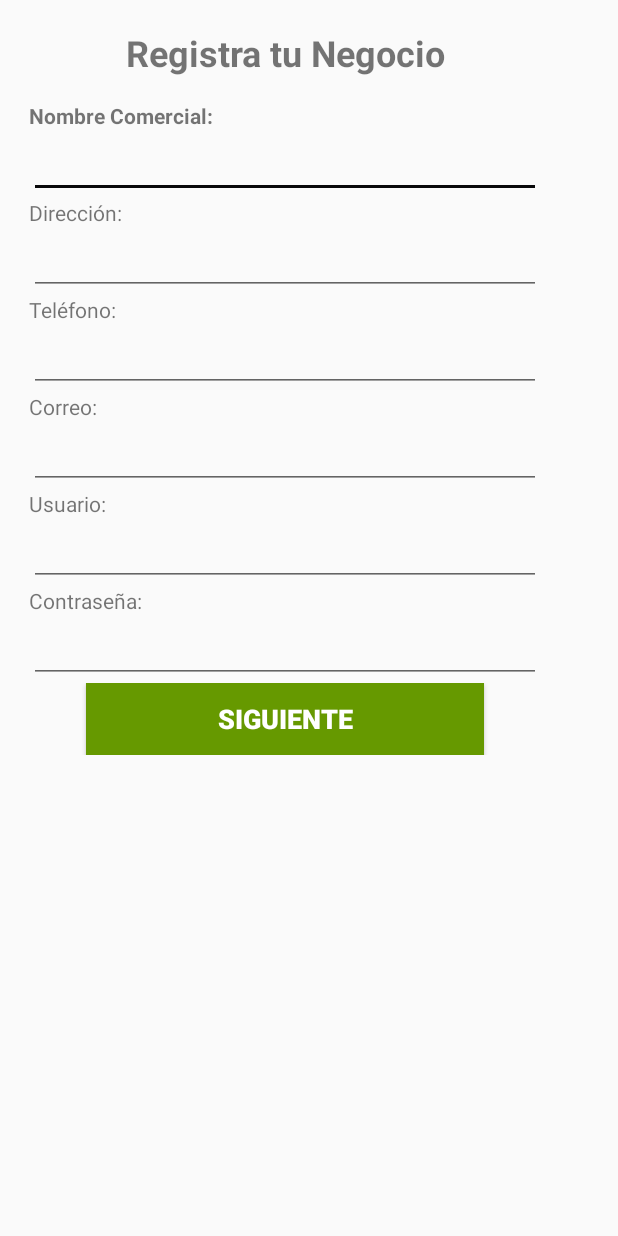
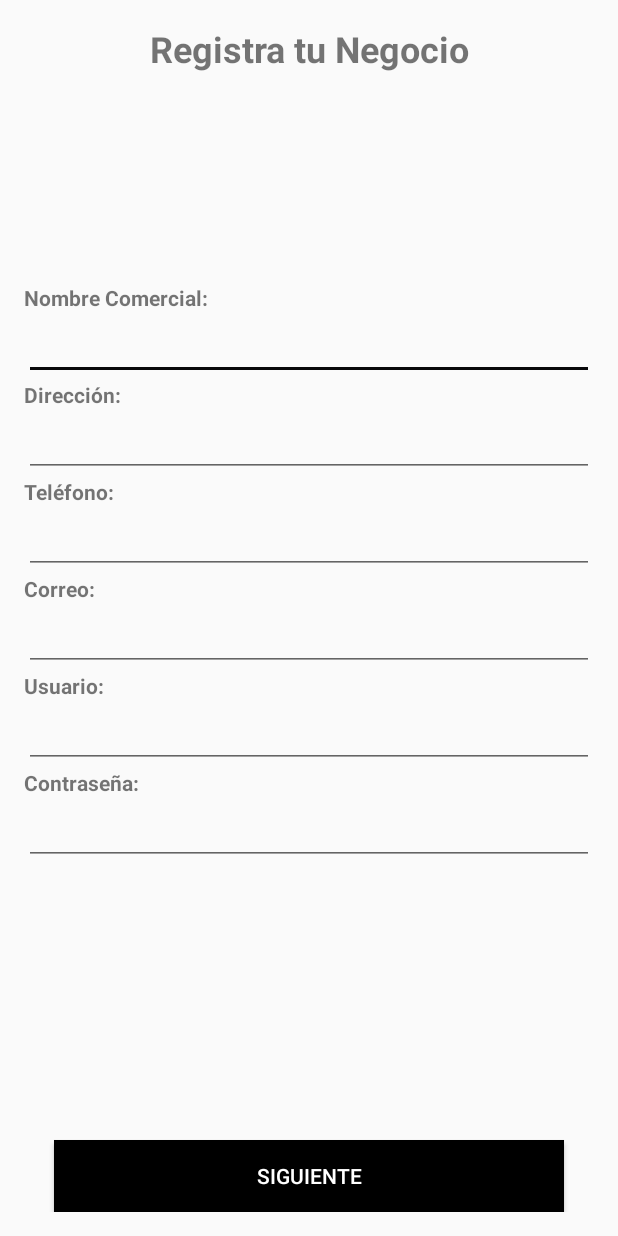
Before and after one commit to zariel66/IntegradoraTalleresGuayaquil, an Android app: the layout activity_signup_workshop.xml on its own in the app's theme, with its tools: preview values and no code run, on a phone screen of 412 x 824 dp. Run offline under Robolectric (Android 15) with nearby library versions, the phone set to English and light mode, and no system bars.

Commit message:
[FIX] layout to acitivity signup workshop

```diff
--- a/integradoramovil/TallerGuayaquil/app/src/main/res/layout/activity_signup_workshop.xml
+++ b/integradoramovil/TallerGuayaquil/app/src/main/res/layout/activity_signup_workshop.xml
@@ -1,37 +1,17 @@
 <?xml version="1.0" encoding="utf-8"?>
-<android.support.constraint.ConstraintLayout xmlns:android="http://schemas.android.com/apk/res/android"
+<RelativeLayout
+    xmlns:android="http://schemas.android.com/apk/res/android"
     xmlns:app="http://schemas.android.com/apk/res-auto"
     xmlns:tools="http://schemas.android.com/tools"
     android:layout_width="match_parent"
     android:layout_height="match_parent"
-    tools:context="com.example.karen.tallerguayaquil.activities.SignupWorkshopActivity">
-
-    <ScrollView
-        android:layout_width="380dp"
-        android:layout_height="507dp"
-        tools:layout_editor_absoluteX="2dp"
-        tools:layout_editor_absoluteY="2dp">
-
-        <LinearLayout
-            android:layout_width="match_parent"
-            android:layout_height="wrap_content"
-            android:layout_gravity="center_vertical"
-            android:gravity="center_horizontal"
-            android:orientation="vertical"
-            tools:layout_editor_absoluteX="7dp"
-            tools:layout_editor_absoluteY="9dp">
-
-            <!--LinearLayout
-                android:layout_width="match_parent"
-                android:layout_height="match_parent"
-                android:orientation="vertical"
-                tools:layout_editor_absoluteX="7dp"
-                tools:layout_editor_absoluteY="9dp"-->
+    android:layout_margin="@dimen/activity_vertical_margin"
+    tools:context="com.example.karen.tallerguayaquil.activities.SignupWorkShopActivity">
 
     <TextView
         android:id="@+id/textView29"
         android:layout_width="match_parent"
-                android:layout_height="64dp"
+        android:layout_height="wrap_content"
         android:layout_gravity="center_vertical"
         android:gravity="center_vertical"
         android:text="Registra tu Negocio"
@@ -39,13 +19,20 @@
         android:textSize="24sp"
         android:textStyle="bold" />
 
-            <Space
+    <ScrollView
+        android:layout_width="match_parent"
+        android:layout_height="match_parent"
+        android:layout_above="@+id/button6">
+
+        <LinearLayout
             android:layout_width="match_parent"
             android:layout_height="wrap_content"
-                android:layout_weight="0.00" />
+            android:layout_gravity="center_vertical"
+            android:gravity="center_horizontal"
+            android:orientation="vertical">
 
             <LinearLayout
-                android:layout_width="341dp"
+                android:layout_width="match_parent"
                 android:layout_height="match_parent"
                 android:orientation="vertical">
 
@@ -53,17 +40,15 @@
                     android:id="@+id/textView23"
                     android:layout_width="match_parent"
                     android:layout_height="wrap_content"
-                    android:layout_weight="0.00"
                     android:text="Nombre Comercial:"
                     android:textColorLink="@android:color/black"
                     android:textSize="14sp"
                     android:textStyle="bold" />
 
                 <EditText
-                    android:id="@+id/editText10"
+                    android:id="@+id/txt_workshop"
                     android:layout_width="match_parent"
                     android:layout_height="wrap_content"
-                    android:layout_weight="0.00"
                     android:ems="10"
                     android:inputType="textPersonName" />
 
@@ -71,15 +56,14 @@
                     android:id="@+id/textView24"
                     android:layout_width="match_parent"
                     android:layout_height="wrap_content"
-                    android:layout_weight="0.00"
                     android:text="Dirección:"
-                    android:textSize="14sp" />
+                    android:textSize="14sp"
+                    android:textStyle="bold" />
 
                 <EditText
-                    android:id="@+id/editText11"
+                    android:id="@+id/txt_address"
                     android:layout_width="match_parent"
                     android:layout_height="wrap_content"
-                    android:layout_weight="0.00"
                     android:ems="10"
                     android:inputType="textPersonName" />
 
@@ -87,30 +71,29 @@
                     android:id="@+id/textView25"
                     android:layout_width="match_parent"
                     android:layout_height="wrap_content"
-                    android:layout_weight="0.00"
                     android:text="Teléfono:"
-                    android:textSize="14sp" />
+                    android:textSize="14sp"
+                    android:textStyle="bold" />
 
                 <EditText
-                    android:id="@+id/editText12"
+                    android:id="@+id/txt_phone"
                     android:layout_width="match_parent"
                     android:layout_height="wrap_content"
-                    android:layout_weight="0.00"
                     android:ems="10"
-                    android:inputType="phone" />
+                    android:inputType="phone"
+                    android:maxLength="10"/>
 
                 <TextView
                     android:id="@+id/textView26"
                     android:layout_width="match_parent"
                     android:layout_height="wrap_content"
-                    android:layout_weight="0.00"
-                    android:text="Correo:" />
+                    android:text="Correo:"
+                    android:textStyle="bold" />
 
                 <EditText
-                    android:id="@+id/editText13"
+                    android:id="@+id/txt_email"
                     android:layout_width="match_parent"
                     android:layout_height="wrap_content"
-                    android:layout_weight="0.00"
                     android:ems="10"
                     android:inputType="textEmailAddress" />
 
@@ -118,14 +101,13 @@
                     android:id="@+id/textView27"
                     android:layout_width="match_parent"
                     android:layout_height="wrap_content"
-                    android:layout_weight="0.00"
-                    android:text="Usuario:" />
+                    android:text="Usuario:"
+                    android:textStyle="bold" />
 
                 <EditText
-                    android:id="@+id/editText14"
+                    android:id="@+id/txt_username"
                     android:layout_width="match_parent"
                     android:layout_height="wrap_content"
-                    android:layout_weight="0.00"
                     android:ems="10"
                     android:inputType="textPersonName" />
 
@@ -133,42 +115,34 @@
                     android:id="@+id/textView28"
                     android:layout_width="match_parent"
                     android:layout_height="wrap_content"
-                    android:layout_weight="0.00"
-                    android:text="Contraseña:" />
+                    android:text="Contraseña:"
+                    android:textStyle="bold" />
 
                 <EditText
-                    android:id="@+id/editText15"
+                    android:id="@+id/txt_password"
                     android:layout_width="match_parent"
                     android:layout_height="wrap_content"
-                    android:layout_weight="0.00"
                     android:ems="10"
-                    android:inputType="textPassword" />
+                    android:inputType="text" />
             </LinearLayout>
 
-            <LinearLayout
-                android:layout_width="match_parent"
-                android:layout_height="match_parent"
-                android:orientation="vertical">
+        </LinearLayout>
+    </ScrollView>
 
     <Button
         android:id="@+id/button6"
-                    android:layout_width="265dp"
-                    android:layout_height="match_parent"
+        android:layout_width="match_parent"
+        android:layout_height="wrap_content"
+        android:layout_marginTop="10dp"
+        android:layout_marginLeft="20dp"
+        android:layout_marginRight="20dp"
+        android:layout_alignParentBottom="true"
         android:layout_gravity="center"
-                    android:background="@android:color/holo_green_dark"
+        android:background="@android:color/black"
         android:gravity="center"
-                    android:onClick="registroservicios"
+        android:onClick="signupService"
         android:text="Siguiente"
         android:textAlignment="center"
-                    android:textColor="@android:color/background_light"
-                    android:textSize="18sp"
-                    android:textStyle="bold"
-                    tools:layout_editor_absoluteX="8dp"
-                    tools:layout_editor_absoluteY="469dp" />
-            </LinearLayout>
+        android:textColor="@android:color/white" />
 
-            <!--/LinearLayout-->
-        </LinearLayout>
-    </ScrollView>
-
-</android.support.constraint.ConstraintLayout>
+</RelativeLayout>
```
Lines whose indentation alone changed are shown as unchanged.
